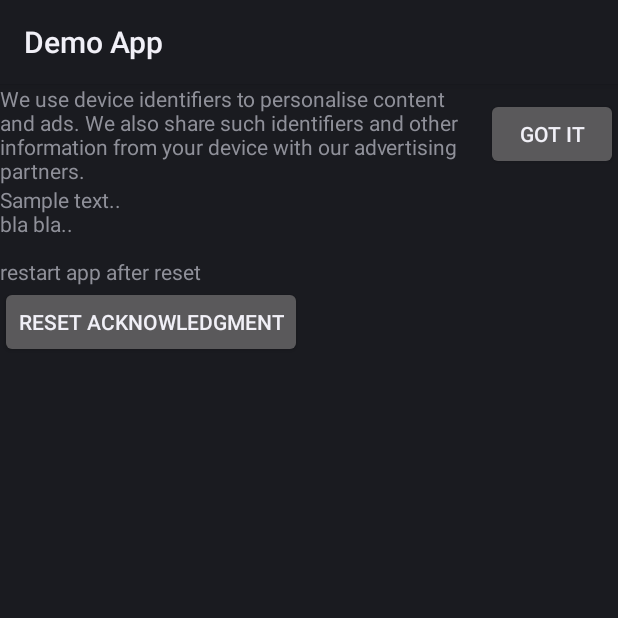
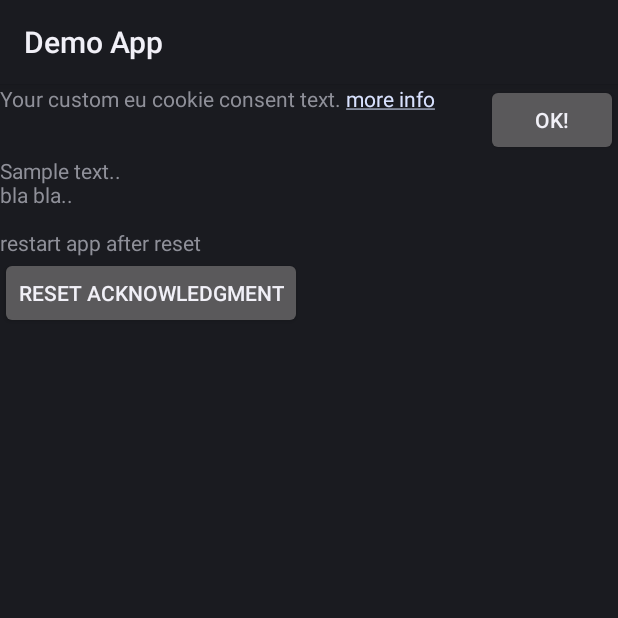
Before and after one commit to felixb/eucookieconsent, an Android app: the screen it shows after launch (DemoActivity), on a phone screen of 412 x 824 dp, the top half of it. Run offline under Robolectric (Android 15) with nearby library versions, the phone set to English and light mode, and no system bars.

Commit message:
use formatted string instead of concated strings

```diff
--- a/demoapp/src/main/res/layout/activity_demo.xml
+++ b/demoapp/src/main/res/layout/activity_demo.xml
@@ -2,7 +2,7 @@
 <LinearLayout
         xmlns:android="http://schemas.android.com/apk/res/android"
         xmlns:tools="http://schemas.android.com/tools"
-        xmlns:eucookieconsent="http://schemas.android.com/apk/de.ub0r.android.eucookieconsent"
+        xmlns:app="http://schemas.android.com/apk/res-auto"
         android:layout_width="match_parent"
         android:layout_height="match_parent"
         android:orientation="vertical"
@@ -12,10 +12,10 @@
             android:id="@+id/eucookieconsent"
             android:layout_width="match_parent"
             android:layout_height="wrap_content"
-            eucookieconsent:textMessage="Your custom eu cookie consent text."
-            eucookieconsent:textLearnMore="more info"
-            eucookieconsent:textGotIt="ok!"
-            eucookieconsent:urlLeanMore="https://www.google.com/search?q=eu+cookie+consent"/>
+            app:textMessage="Your custom eu cookie consent text. %s"
+            app:textLearnMore="more info"
+            app:textGotIt="ok!"
+            app:urlLeanMore="https://www.google.com/search?q=eu+cookie+consent"/>
 
     <TextView
             android:layout_width="match_parent"
--- a/library/src/main/java/de/ub0r/android/eucookieconsent/EuCookieConsentView.java
+++ b/library/src/main/java/de/ub0r/android/eucookieconsent/EuCookieConsentView.java
@@ -26,11 +26,11 @@ public class EuCookieConsentView extends FrameLayout {
 
     private TextView mMessageView;
 
-    private CharSequence mMessageText;
+    private String mMessageText;
 
     private TextView mGotItView;
 
-    private CharSequence mLearnMoreText;
+    private String mLearnMoreText;
 
     private Uri mLearnMoreUri;
 
@@ -52,7 +52,7 @@ public class EuCookieConsentView extends FrameLayout {
         init(attrs, defStyle);
     }
 
-    private CharSequence getStyledString(final TypedArray a, final int styleableId,
+    private String getStyledString(final TypedArray a, final int styleableId,
             final int defaultId) {
         if (a.hasValue(styleableId)) {
             return a.getString(styleableId);
@@ -61,8 +61,8 @@ public class EuCookieConsentView extends FrameLayout {
         }
     }
 
-    private CharSequence getStyledString(final TypedArray a, final int styleableId,
-            final CharSequence defString) {
+    private String getStyledString(final TypedArray a, final int styleableId,
+            final String defString) {
         if (a.hasValue(styleableId)) {
             return a.getString(styleableId);
         } else {
@@ -140,11 +140,11 @@ public class EuCookieConsentView extends FrameLayout {
     }
 
     @SuppressWarnings("unused")
-    public CharSequence getMessageText() {
+    public String getMessageText() {
         return mMessageText;
     }
 
-    public void setMessageText(final CharSequence text) {
+    public void setMessageText(final String text) {
         mMessageText = text;
         updateMessageText();
     }
@@ -159,7 +159,7 @@ public class EuCookieConsentView extends FrameLayout {
         return mGotItView.getText();
     }
 
-    public void setGotItText(final CharSequence text) {
+    public void setGotItText(final String text) {
         mGotItView.setText(text);
     }
 
@@ -169,11 +169,11 @@ public class EuCookieConsentView extends FrameLayout {
     }
 
     @SuppressWarnings("unused")
-    public CharSequence getLearnMoreText() {
+    public String getLearnMoreText() {
         return mLearnMoreText;
     }
 
-    public void setLearnMoreText(final CharSequence text) {
+    public void setLearnMoreText(final String text) {
         mLearnMoreText = text;
     }
 
@@ -187,11 +187,11 @@ public class EuCookieConsentView extends FrameLayout {
         return mLearnMoreUri;
     }
 
-    public void setLearnMoreUri(final CharSequence uri) {
+    public void setLearnMoreUri(final String uri) {
         if (uri == null) {
             mLearnMoreUri = null;
         } else {
-            mLearnMoreUri = Uri.parse(uri.toString());
+            mLearnMoreUri = Uri.parse(uri);
         }
         updateMessageText();
     }
@@ -202,12 +202,14 @@ public class EuCookieConsentView extends FrameLayout {
     }
 
     private void updateMessageText() {
+        CharSequence text;
         if (mLearnMoreUri == null || TextUtils.isEmpty(mLearnMoreText)) {
-            mMessageView.setText(mMessageText);
+            text = String.format(mMessageText, "").trim();
         } else {
-            mMessageView.setText(Html.fromHtml(mMessageText
-                    + " <a href=\"" + mLearnMoreUri.toString() + "\">"
-                    + mLearnMoreText + "</a>"));
+            String link = "<a href=\"" + mLearnMoreUri.toString() + "\">" + mLearnMoreText + "</a>";
+            String formatted = String.format(mMessageText, link);
+            text = Html.fromHtml(formatted);
         }
+        mMessageView.setText(text);
     }
 }
--- a/library/src/main/res/values/strings.xml
+++ b/library/src/main/res/values/strings.xml
@@ -1,6 +1,6 @@
 <?xml version="1.0" encoding="utf-8"?>
 <resources>
-    <string name="message">We use device identifiers to personalise content and ads. We also share such identifiers and other information from your device with our advertising partners.</string>
+    <string name="message">We use device identifiers to personalise content and ads. We also share such identifiers and other information from your device with our advertising partners. %s</string>
     <string name="learn_more">Learn more</string>
     <string name="got_it">Got it</string>
 </resources>
```
